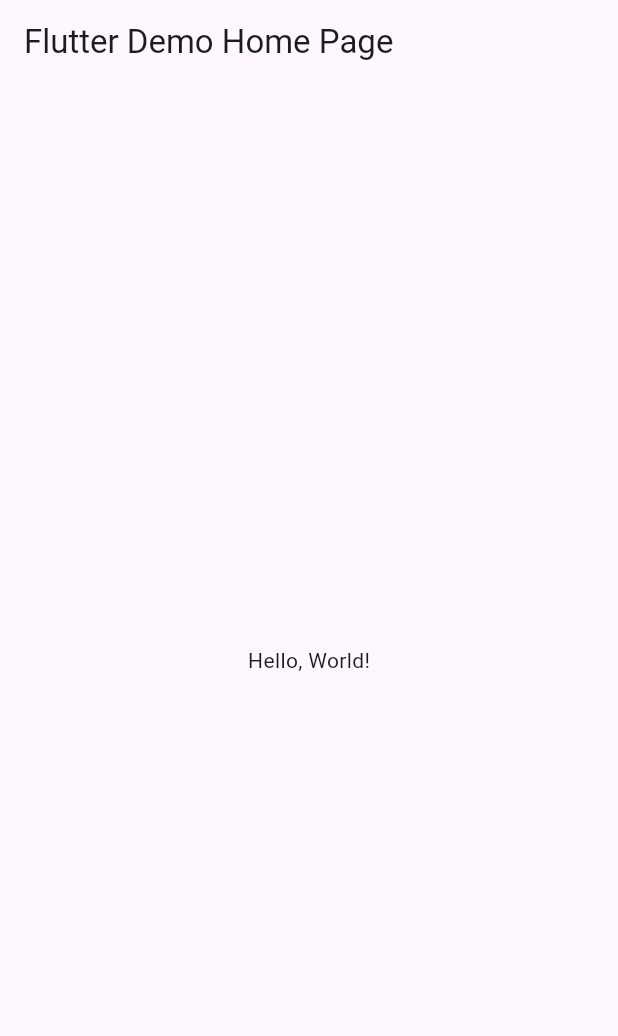
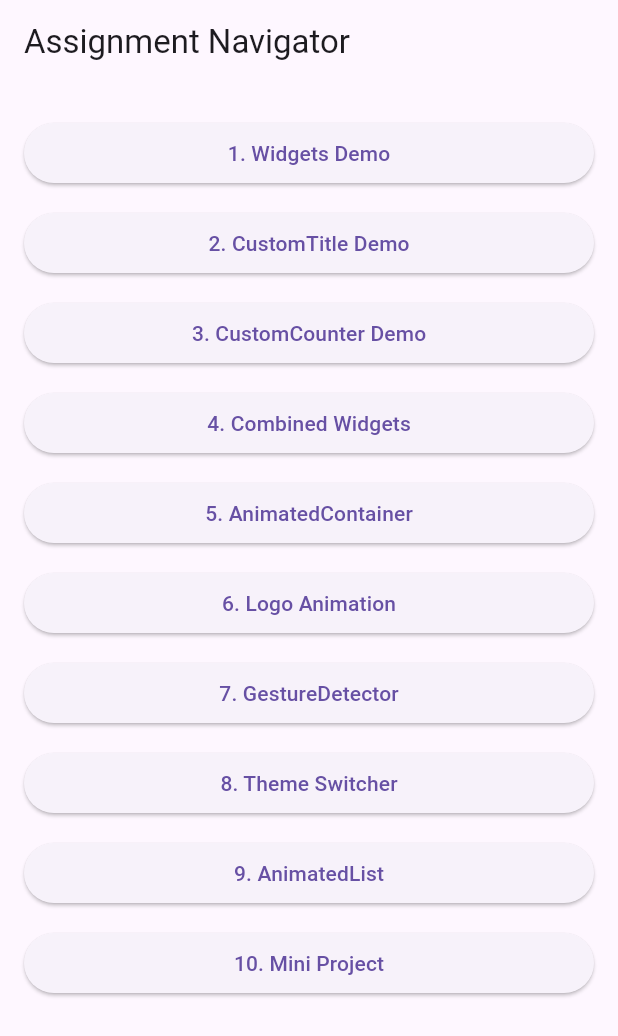
Before and after one commit to Nihola/MP_lab10, a Flutter app: the screen it shows after launch, on a phone screen of 412 x 824 dp. Shown: the top 1036 px of the screen. Run offline on Flutter 3.47's test engine with Material 3 defaults, Android fonts, the phone set to English and light mode, and no system bars.

Commit message:
Update main.dart

```diff
--- a/lib/main.dart
+++ b/lib/main.dart
@@ -1,23 +1,26 @@
 import 'package:flutter/material.dart';
+import 'screens/widget_demo.dart';
+import 'screens/custom_title_demo.dart';
+import 'screens/custom_counter_demo.dart';
+import 'screens/combined_widgets.dart';
+import 'screens/animated_container.dart';
+import 'screens/logo_animation.dart';
+import 'screens/gesture_box.dart';
+import 'screens/theme_switcher.dart';
+import 'screens/animated_list_demo.dart';
+import 'screens/mini_project_home.dart';
 
 void main() => runApp(MyApp());
 
 class MyApp extends StatelessWidget {
   const MyApp({super.key});
-  // This widget is the root of your application.
+
   @override
   Widget build(BuildContext context) {
     return MaterialApp(
-      // Application name
-      title: 'Flutter Hello World',
-      // Application theme data, you can set the colors for the application as
-      // you want
-      theme: ThemeData(
-        // useMaterial3: false,
-        primarySwatch: Colors.blue,
-      ),
-      // A widget which will be started on application startup
-      home: MyHomePage(title: 'Flutter Demo Home Page'),
+      title: 'Flutter UI Assignment',
+      theme: ThemeData(primarySwatch: Colors.blue),
+      home: MyHomePage(title: 'Assignment Navigator'),
     );
   }
 }
@@ -28,15 +31,38 @@ class MyHomePage extends StatelessWidget {
 
   @override
   Widget build(BuildContext context) {
+    final List<Map<String, dynamic>> pages = [
+      {'title': '1. Widgets Demo', 'widget': WidgetDemoPage()},
+      {'title': '2. CustomTitle Demo', 'widget': CustomTitleDemo()},
+      {'title': '3. CustomCounter Demo', 'widget': CustomCounterDemo()},
+      {'title': '4. Combined Widgets', 'widget': CombinedWidgetsPage()},
+      {'title': '5. AnimatedContainer', 'widget': AnimatedBox()},
+      {'title': '6. Logo Animation', 'widget': LogoAnimation()},
+      {'title': '7. GestureDetector', 'widget': GestureBox()},
+      {'title': '8. Theme Switcher', 'widget': ThemeSwitcherApp()},
+      {'title': '9. AnimatedList', 'widget': AnimatedListDemo()},
+      {'title': '10. Mini Project', 'widget': MiniProjectHome()},
+    ];
+
     return Scaffold(
-      appBar: AppBar(
-        // The title text which will be shown on the action bar
-        title: Text(title),
-      ),
-      body: Center(
-        child: Text(
-          'Hello, World!',
-        ),
+      appBar: AppBar(title: Text(title)),
+      body: ListView.builder(
+        padding: EdgeInsets.all(16),
+        itemCount: pages.length,
+        itemBuilder: (context, index) {
+          return Padding(
+            padding: const EdgeInsets.symmetric(vertical: 6),
+            child: ElevatedButton(
+              onPressed: () {
+                Navigator.push(
+                  context,
+                  MaterialPageRoute(builder: (_) => pages[index]['widget']),
+                );
+              },
+              child: Text(pages[index]['title']),
+            ),
+          );
+        },
       ),
     );
   }
```
